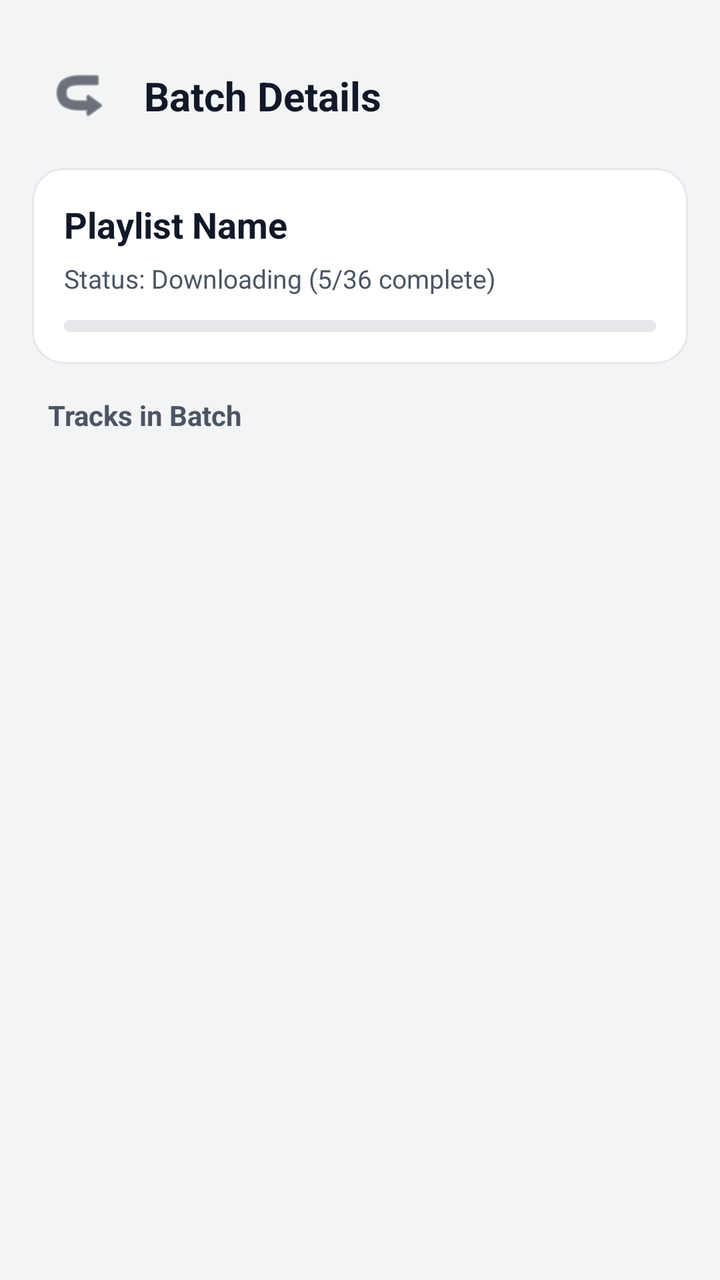
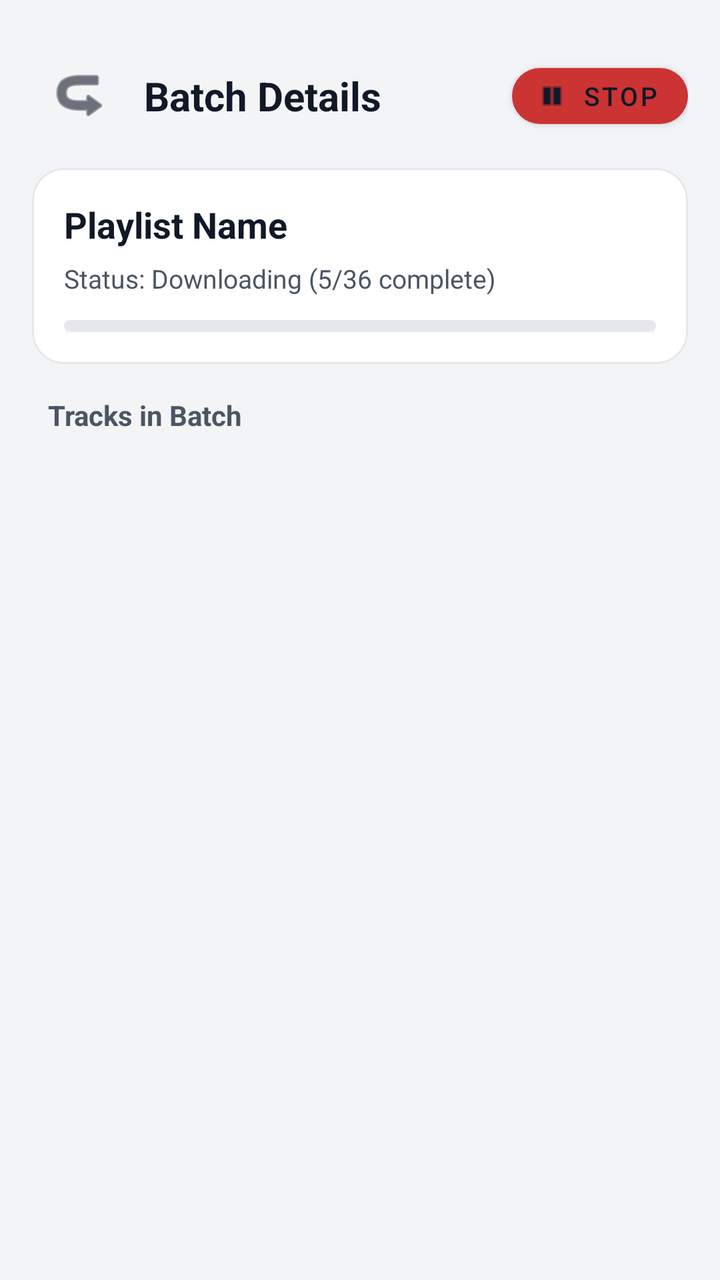

An Android layout rendered at two revisions. The XML below is the earlier revision; the diff shows what the commit changed to produce the second picture.
<!-- AndroidManifest.xml: activity theme Theme.Stash -->
<!-- res/layout/activity_batch_detail.xml -->
<?xml version="1.0" encoding="utf-8"?>
<LinearLayout
    xmlns:android="http://schemas.android.com/apk/res/android"
    xmlns:app="http://schemas.android.com/apk/res-auto"
    android:layout_width="match_parent"
    android:layout_height="match_parent"
    android:orientation="vertical"
    android:background="@color/background_dark">

    
    <LinearLayout
        android:layout_width="match_parent"
        android:layout_height="wrap_content"
        android:orientation="horizontal"
        android:paddingHorizontal="16dp"
        android:paddingTop="24dp"
        android:paddingBottom="12dp"
        android:gravity="center_vertical">

        <ImageButton
            android:id="@+id/backButton"
            android:layout_width="48dp"
            android:layout_height="48dp"
            android:background="?attr/selectableItemBackgroundBorderless"
            android:src="@android:drawable/ic_menu_revert"
            android:rotation="180"
            app:tint="@color/text_primary"
            android:contentDescription="Go back" />

        <TextView
            android:id="@+id/toolbarTitle"
            android:layout_width="0dp"
            android:layout_height="wrap_content"
            android:layout_weight="1"
            android:text="Batch Details"
            android:textSize="20sp"
            android:textColor="@color/text_primary"
            android:textStyle="bold"
            android:maxLines="1"
            android:ellipsize="end"
            android:layout_marginStart="8dp" />
    </LinearLayout>

    
    <com.google.android.material.card.MaterialCardView
        android:layout_width="match_parent"
        android:layout_height="wrap_content"
        android:layout_marginHorizontal="16dp"
        android:layout_marginBottom="16dp"
        app:cardBackgroundColor="@color/surface_dark"
        app:cardCornerRadius="16dp"
        app:cardElevation="0dp"
        app:strokeColor="@color/surface_elevated"
        app:strokeWidth="1dp">

        <LinearLayout
            android:layout_width="match_parent"
            android:layout_height="wrap_content"
            android:orientation="vertical"
            android:padding="16dp">

            <TextView
                android:id="@+id/batchNameText"
                android:layout_width="match_parent"
                android:layout_height="wrap_content"
                android:text="Playlist Name"
                android:textSize="18sp"
                android:textColor="@color/text_primary"
                android:textStyle="bold"
                android:maxLines="2"
                android:ellipsize="end" />

            <TextView
                android:id="@+id/batchStatusText"
                android:layout_width="match_parent"
                android:layout_height="wrap_content"
                android:text="Status: Downloading (5/36 complete)"
                android:textSize="13sp"
                android:textColor="@color/text_secondary"
                android:layout_marginTop="6dp" />

            
            <com.google.android.material.progressindicator.LinearProgressIndicator
                android:id="@+id/batchProgressBar"
                android:layout_width="match_parent"
                android:layout_height="wrap_content"
                android:layout_marginTop="12dp"
                app:trackThickness="6dp"
                app:trackCornerRadius="3dp"
                app:trackColor="@color/app_surface_elevated"
                app:indicatorColor="@color/accent_primary" />
        </LinearLayout>
    </com.google.android.material.card.MaterialCardView>

    
    <TextView
        android:layout_width="match_parent"
        android:layout_height="wrap_content"
        android:text="Tracks in Batch"
        android:textSize="14sp"
        android:textColor="@color/text_secondary"
        android:textStyle="bold"
        android:paddingHorizontal="24dp"
        android:paddingBottom="8dp" />

    
    <androidx.recyclerview.widget.RecyclerView
        android:id="@+id/tracksRecyclerView"
        android:layout_width="match_parent"
        android:layout_height="match_parent"
        android:clipToPadding="false"
        android:paddingHorizontal="16dp"
        android:paddingBottom="24dp" />

</LinearLayout>
<!-- resources referenced by this layout -->
<resources>
  <color name="accent_primary">#FF0D9488</color>
  <color name="app_surface_elevated">#FFE5E7EB</color>
  <color name="background_dark">#FFF3F4F6</color>
  <color name="surface_dark">#FFFFFFFF</color>
  <color name="surface_elevated">#FFE5E7EB</color>
  <color name="text_primary">#FF111827</color>
  <color name="text_secondary">#FF4B5563</color>
  <style name="Theme.Stash" parent="Theme.MaterialComponents.DayNight.NoActionBar">
          
          <item name="colorPrimary">@color/accent_primary</item>
          <item name="colorPrimaryVariant">@color/accent_primary_dark</item>
          <item name="colorOnPrimary">@color/white</item>
          
          <item name="colorSecondary">@color/accent_primary_light</item>
          <item name="colorSecondaryVariant">@color/accent_primary</item>
          <item name="colorOnSecondary">@color/black</item>
          
          <item name="android:colorBackground">@color/app_background</item>
          <item name="colorSurface">@color/app_surface</item>
          
          <item name="android:statusBarColor">@android:color/transparent</item>
          <item name="android:navigationBarColor">@android:color/transparent</item>
          
          <item name="android:windowLightStatusBar" tools:targetApi="23">true</item>
          
          <item name="android:textColorPrimary">@color/text_primary</item>
          <item name="android:textColorSecondary">@color/text_secondary</item>
          <item name="android:textColorHint">@color/text_hint</item>
      </style>
  <color name="accent_primary_dark">#FF115E59</color>
  <color name="white">#FFFFFFFF</color>
  <color name="accent_primary_light">#FF2DD4BF</color>
  <color name="black">#FF000000</color>
  <color name="app_background">#FFF3F4F6</color>
  <color name="app_surface">#FFFFFFFF</color>
  <color name="text_hint">#FF9CA3AF</color>
</resources>

<!-- the commit's change to res/layout/activity_batch_detail.xml (unified diff, before → after) -->
@@ -39,6 +39,21 @@
             android:maxLines="1"
             android:ellipsize="end"
             android:layout_marginStart="8dp" />
+
+        <com.google.android.material.button.MaterialButton
+            android:id="@+id/stopBatchButton"
+            android:layout_width="wrap_content"
+            android:layout_height="40dp"
+            android:text="Stop"
+            android:textSize="13sp"
+            android:textColor="@color/text_primary"
+            app:backgroundTint="#CC3333"
+            app:cornerRadius="20dp"
+            app:icon="@android:drawable/ic_media_pause"
+            app:iconTint="@color/text_primary"
+            app:iconSize="16dp"
+            app:iconPadding="4dp"
+            android:paddingHorizontal="12dp" />
     </LinearLayout>
 
     
